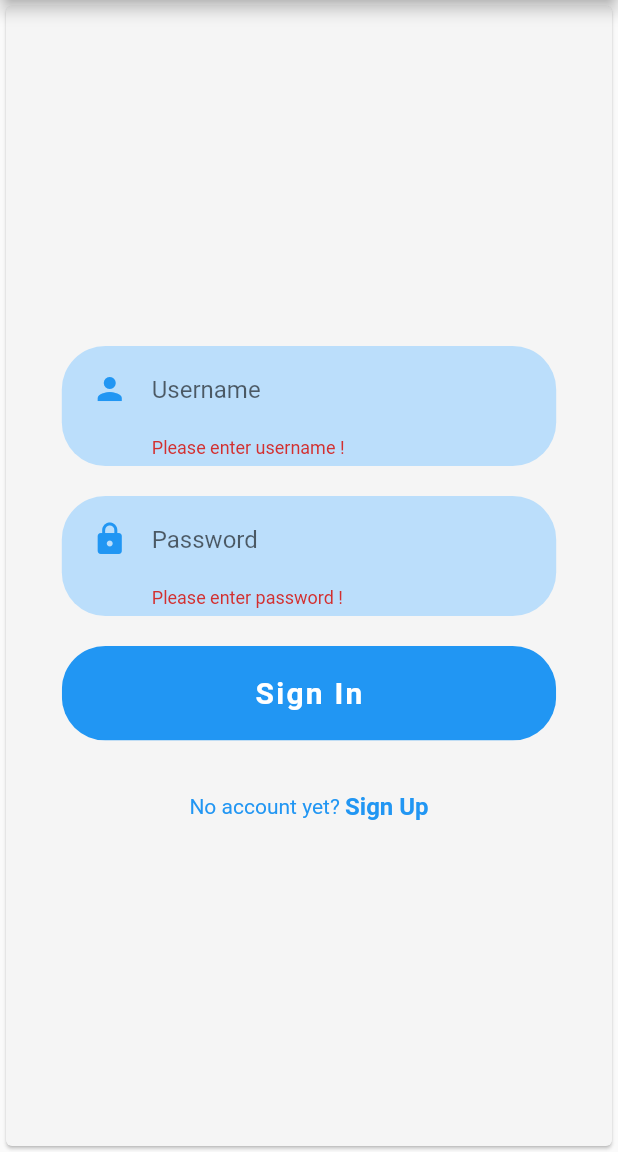
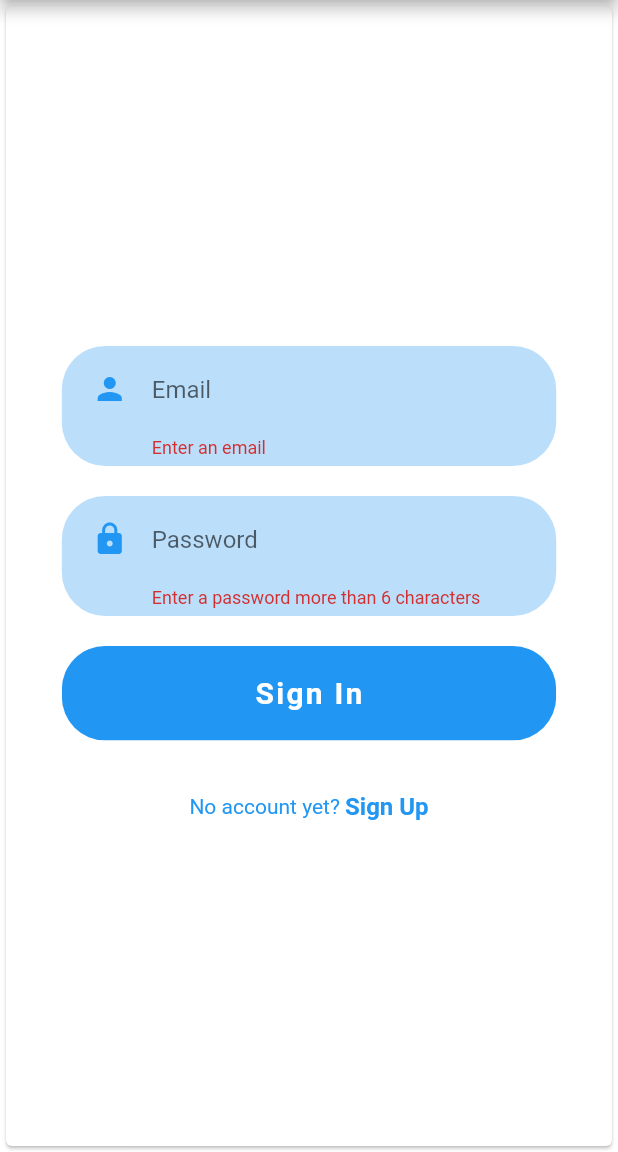
Before and after one commit to YouqinS/ADPProject-NokiaDC, a Flutter app: the screen it shows after launch, after a tap on "Sign In", on a phone screen of 412 x 824 dp, the part 84-1236 px from its top. Run offline on Flutter 3.47's test engine with Material 2 defaults, Android fonts, the phone set to English and light mode, and no system bars; our stand-ins replace cloud_firestore, firebase_auth, firebase_core, flutter_spinkit; accounts and stored records are empty.

Commit message:
Added cloud firebase setup, authentication,logout and persistent navigation

```diff
--- /dev/null
+++ b/RasPiFinder/lib/auth/authenticate.dart
@@ -0,0 +1,25 @@
+import 'package:RasPiFinder/auth/login/login_page.dart';
+import 'package:RasPiFinder/auth/signup/signup_page.dart';
+import 'package:flutter/material.dart';
+
+class Authenticate extends StatefulWidget {
+  @override
+  _AuthenticateState createState() => _AuthenticateState();
+}
+
+class _AuthenticateState extends State<Authenticate> {
+
+  bool showSignIn = true;
+  void toggleView() {
+    setState(() => showSignIn = !showSignIn);
+  }
+
+  @override
+  Widget build(BuildContext context) {
+    if (showSignIn) {
+      return LoginPage(toggle: toggleView);
+    } else {
+      return SignupPage(toggle: toggleView);
+    }
+  }
+}
--- a/RasPiFinder/lib/auth/login/login_page.dart
+++ b/RasPiFinder/lib/auth/login/login_page.dart
@@ -1,63 +1,79 @@
-import 'package:RasPiFinder/auth/signup/signup_page.dart';
-import 'package:RasPiFinder/components/app_bar.dart';
-import 'package:RasPiFinder/components/navigate.dart';
+import 'package:RasPiFinder/components/signup_signin_check.dart';
+import 'package:RasPiFinder/components/rounded_button.dart';
+import 'package:RasPiFinder/components/text_input_field.dart';
 import 'package:RasPiFinder/components/password_input_field.dart';
-import 'package:RasPiFinder/components/rounded_button.dart';
-import 'package:RasPiFinder/components/signup_signin_check.dart';
-import 'package:RasPiFinder/components/text_input_field.dart';
-import 'package:RasPiFinder/home/home_page.dart';
+import 'package:RasPiFinder/services/authentication_service.dart';
 import 'package:flutter/cupertino.dart';
 import 'package:flutter/material.dart';
+import 'package:RasPiFinder/components/loading.dart';
+import 'package:RasPiFinder/components/app_bar.dart';
+
 
 class LoginPage extends StatefulWidget {
-  LoginPage({Key key}) : super(key: key);
+
+  final Function toggle;
+  LoginPage({ this.toggle });
+  // LoginPage({Key key}) : super(key: key);
 
   @override
   LoginForm createState() => new LoginForm();
 }
 
 class LoginForm extends State<LoginPage> {
+
+  final AuthenticationService _authenticationService = AuthenticationService();
   final formKey = GlobalKey<FormState>();
-  String userName, password;
+  String email, password, error;
+  bool loading = false;
+
   @override
   Widget build(BuildContext context) {
     Size size = MediaQuery.of(context).size;
-    return Scaffold(
+    return loading ? Loading() : Scaffold(
       appBar: PiAppBar(title: 'RasPiFinder').build(context),
+      backgroundColor: Colors.white,
       body: Card(
-        color: Colors.grey[100],
         child: Form(
           key: formKey,
           child: Column(
             mainAxisAlignment: MainAxisAlignment.center,
             crossAxisAlignment: CrossAxisAlignment.center,
             children: <Widget>[
-              TextInputField(
-                hintText: "Username",
+               TextInputField(
+                hintText: "Email",
                 icon: Icons.person,
                 onSaved: (value) {
-                  userName = value;
+                  email = value;
                 },
-                validateInput: validateUsernameInput,
+                validateInput: (val) => val.isEmpty ? 'Enter an email' : null,
               ),
               PasswordInputField(
-                hintText: 'Password',
                 onSaved: (value) {
                   password = value;
                 },
-                validateInput: validatePasswdInput,
+                validateInput: (val) => val.length < 6 ? 'Enter a password more than 6 characters' : null,
               ),
               RoundedButton(
                 text: "Sign In",
-                //TODO connect to DB to store user credentials and status
-                press: () {
-                  submit();
+                press: () async {
+                  if (formKey.currentState.validate()) {
+                    setState(() => loading = true);
+                    formKey.currentState.save();
+                    dynamic result = await _authenticationService.signInWithEmailAndPassword(email, password);
+                    if (result == null) {
+                      setState(() {
+                        error = 'Could not sign in with the credentials';
+                        loading = false;
+                      });
+                    }
+                  }
                 },
               ),
               SizedBox(height: size.height * 0.03),
               SignupSigninCheck(
                 press: () {
-                  navigateToPage(context, SignupPage());
+                  // navigateToPage(context, SignupPage());
+                  widget.toggle();
                 },
               ),
             ],
@@ -66,29 +82,4 @@ class LoginForm extends State<LoginPage> {
       ),
     );
   }
-
-  String validateUsernameInput(String username) {
-    if (null == username || username.isEmpty) {
-      return 'Please enter username !';
-    }
-    return null;
-  }
-
-  String validatePasswdInput(String password) {
-    if (null == password || password.isEmpty) {
-      return 'Please enter password !';
-    }
-    return null;
-  }
-
-  void submit(){
-    if(formKey.currentState.validate()){
-      formKey.currentState.save();
-      //TODO get current GPS data and store to DB
-      //TODO connect to DB to store user input
-      print(userName);
-      print(password);
-      navigateToPage(context, HomePage());
-    }
-  }
 }
--- a/RasPiFinder/lib/components/password_input_field.dart
+++ b/RasPiFinder/lib/components/password_input_field.dart
@@ -24,7 +24,7 @@ class PasswordInputField extends StatelessWidget {
         onChanged: onChanged,
         cursorColor: Colors.blue,
         decoration: InputDecoration(
-          hintText: hintText,
+          hintText: "Password",
           icon: Icon(
             Icons.lock,
             color: Colors.blue,
--- a/RasPiFinder/lib/main.dart
+++ b/RasPiFinder/lib/main.dart
@@ -1,16 +1,24 @@
-import 'package:RasPiFinder/auth/login/login_page.dart';
+import 'package:RasPiFinder/models/user.dart';
+import 'package:RasPiFinder/wrapper.dart';
+import 'package:RasPiFinder/services/authentication_service.dart';
 import 'package:flutter/material.dart';
+import 'package:firebase_core/firebase_core.dart';
+import 'package:provider/provider.dart';
 
-void main() {
+void main() async {
+  WidgetsFlutterBinding.ensureInitialized();
+  await Firebase.initializeApp();
   runApp(RasPiFinder());
 }
 
 class RasPiFinder extends StatelessWidget {
   @override
   Widget build(BuildContext context) {
-    //TODO add logic to load LoginPage if user not logged in, otherwise Homepage
-    return MaterialApp(
-      home: LoginPage(),
+    return StreamProvider<MUser>.value (
+        value:  AuthenticationService().user,
+        child: MaterialApp(
+        home: Wrapper(),
+      ),
     );
   }
 }
--- /dev/null
+++ b/RasPiFinder/lib/models/user.dart
@@ -0,0 +1,20 @@
+class MUser {
+
+  final String uid;
+
+  MUser ({this.uid});
+
+}
+
+class UserData {
+
+  final String uid;
+  final String name;
+  final String items;
+  final String modelNumber;
+  // final double location;
+  final int availability;
+
+  UserData({ this.uid, this.name, this.items, this.modelNumber, this.availability });
+
+}
--- /dev/null
+++ b/RasPiFinder/lib/services/authentication_service.dart
@@ -0,0 +1,70 @@
+import 'package:RasPiFinder/models/user.dart';
+import 'package:RasPiFinder/services/database.dart';
+import 'package:firebase_auth/firebase_auth.dart';
+
+class AuthenticationService {
+
+  final FirebaseAuth _firebaseAuth = FirebaseAuth.instance;
+
+  // create user object based on firebase user
+  MUser _userFromFirebaseUser(User user) {
+    return user != null ? MUser(uid: user.uid) : null;
+  }
+
+  //auth change user stream
+  Stream<MUser> get user {
+    return _firebaseAuth.authStateChanges()
+    // .map((User user) => _userFromFirebaseUser(user));
+    .map(_userFromFirebaseUser);
+  }
+
+  //sign in anon
+  Future signInAnon() async {
+    try {
+      UserCredential result = await _firebaseAuth.signInAnonymously();
+      User user = result.user;
+      return _userFromFirebaseUser(user);
+    } catch(e) {
+      print(e.toString());
+      return null;
+    }
+  }
+
+  //sign in with email & password
+  Future signInWithEmailAndPassword(String email, String password) async {
+    try {
+      UserCredential result = await _firebaseAuth.signInWithEmailAndPassword(email: email, password: password,);
+      User user = result.user;
+      return _userFromFirebaseUser(user);
+    } catch (e) {
+      print(e.toString());
+      return null;
+    }
+  }
+
+  //register with email and password
+  Future registerWithEmailAndPassword(String email, String password) async {
+    try {
+      UserCredential authResult = await _firebaseAuth.createUserWithEmailAndPassword(email: email, password: password,);
+      User user= authResult.user;
+
+      //create a new document for the user with the uid
+      await DatabaseService(uid: user.uid).updateUserData('1', 'rasp', 'items', 100);
+      return _userFromFirebaseUser(user);
+    } catch (e) {
+      print(e.toString());
+      return null;
+    }
+  }
+
+  //sign out
+
+  Future signOut() async {
+    try {
+      return await _firebaseAuth.signOut();
+    } catch(e) {
+      print(e.toString());
+      return null;
+    }
+  }
+}
--- /dev/null
+++ b/RasPiFinder/lib/wrapper.dart
@@ -0,0 +1,20 @@
+import 'package:RasPiFinder/models/user.dart';
+import 'package:RasPiFinder/auth/authenticate.dart';
+import 'package:flutter/material.dart';
+import 'package:provider/provider.dart';
+import 'package:RasPiFinder/navigation_screen.dart';
+
+class  Wrapper extends StatelessWidget {
+  @override
+  Widget build(BuildContext context) {
+
+    final user = Provider.of<MUser>(context);
+
+    //return either home or authenticate widget
+    if (user == null) {
+      return Authenticate();
+    } else {
+      return NavigationPage();
+    }
+  }
+}
```
Also changed, not shown: RasPiFinder/lib/auth/signup/signup_page.dart (+48 -42 lines), RasPiFinder/lib/components/loading.dart (added, +17 -0 lines), RasPiFinder/lib/components/shared_constant.dart (added, +12 -0 lines), RasPiFinder/lib/home/home_page.dart (+28 -58 lines), RasPiFinder/lib/models/rasps.dart (added, +9 -0 lines), RasPiFinder/lib/navigation_screen.dart (added, +62 -0 lines), RasPiFinder/lib/profile/profile.dart (+10 -5 lines), RasPiFinder/lib/search/search_page.dart (added, +23 -0 lines), RasPiFinder/lib/services/database.dart (added, +61 -0 lines), RasPiFinder/pubspec.yaml (+18 -0 lines), RasPiFinder/lib/components/rounded_button.dart (line endings or trailing spaces), RasPiFinder/lib/components/signup_signin_check.dart (line endings or trailing spaces), RasPiFinder/lib/components/text_field_container.dart (line endings or trailing spaces), RasPiFinder/pubspec.lock, 6 other files.
